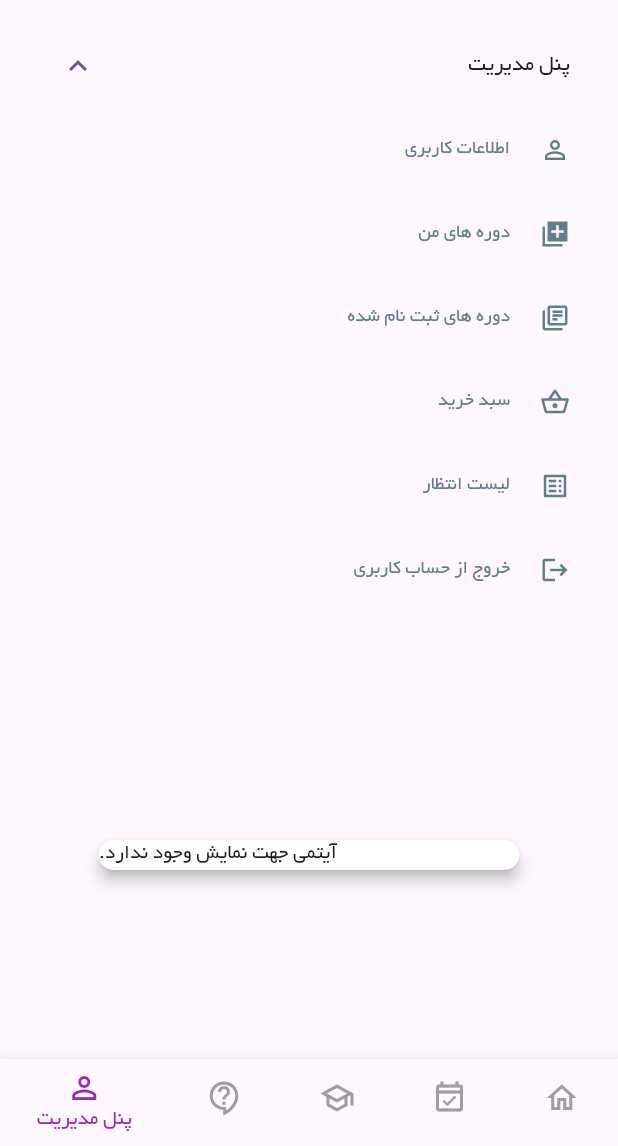
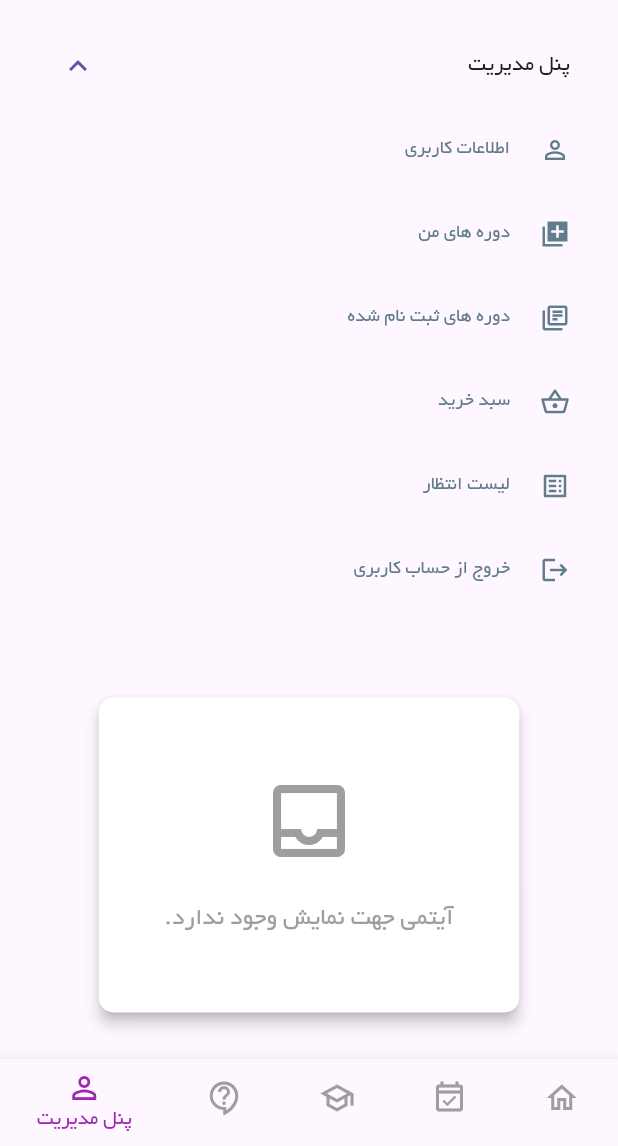
Before and after one commit to Poya403/conference_system, a Flutter app: the MainWrapper screen opened by its route, after a tap on "پنل مدیریت", after a tap on "دوره های من", after a tap on "دوره های ثبت نام شده", on a phone screen of 412 x 824 dp, the part 90-1236 px from its top. Run offline on Flutter 3.47's test engine with Material 3 defaults, Android fonts, the phone set to English and light mode, and no system bars; our stand-ins replace shamsi_date, supabase_flutter; missing offline and left inert: persian_datetime_picker, translator; accounts and stored records are empty; network calls fail.

Commit message:
new update: The user interface has been improved in some areas: profile edit page, product display pages (shopping cart, my course list, registered course list).

```diff
--- a/Front-End/lib/features/control_panel/control_screen.dart
+++ b/Front-End/lib/features/control_panel/control_screen.dart
@@ -6,6 +6,8 @@ import 'package:conference_system/features/control_panel/panels/shopping_basket.
 import 'package:conference_system/utils/app_texts.dart';
 import 'package:flutter/material.dart';
 import 'package:conference_system/server/services/auth_service.dart';
+import 'package:conference_system/server/services/profile_service.dart';
+import 'package:conference_system/models/user_profile.dart';
 
 class ControlScreen extends StatefulWidget {
   const ControlScreen({super.key});
@@ -16,10 +18,15 @@ class ControlScreen extends StatefulWidget {
 
 class _ControlScreenState extends State<ControlScreen> {
   late Widget currentPanel;
+  UserRole? currentUser;
+  bool isLoading = true;
+  final profileService = ProfileService();
+
   @override
   void initState() {
     super.initState();
     currentPanel = ProfileScreen(editButtonOnPressed: changePanel);
+    _loadUserRole();
   }
 
   void changePanel(int index) {
@@ -44,13 +51,39 @@ class _ControlScreenState extends State<ControlScreen> {
     });
   }
 
+  Future<void> _loadUserRole() async {
+    try {
+      final data = await profileService.getProfileInfo();
+      if (data.isNotEmpty) {
+        setState(() {
+          currentUser = UserRole(
+            fullName: data[0]['fullname'] ?? '',
+            role: data[0]['role'] ?? '',
+          );
+          isLoading = false;
+        });
+      }
+    } catch (e) {
+      print('Error loading profile: $e');
+    }
+  }
   @override
   Widget build(BuildContext context) {
     bool isDesktop = MediaQuery.of(context).size.width > 700;
     return Scaffold(
       body: isDesktop
-          ? Wide(currentPanel: currentPanel, onPanelChanged: changePanel)
-          : Narrow(currentPanel: currentPanel, onPanelChanged: changePanel),
+          ? Wide(
+              currentPanel: currentPanel,
+              onPanelChanged: changePanel,
+              currentUser: currentUser,
+              isLoading: isLoading,
+          )
+          : Narrow(
+              currentPanel: currentPanel,
+              onPanelChanged: changePanel,
+              currentUser: currentUser,
+              isLoading: isLoading,
+          ),
     );
   }
 }
@@ -60,13 +93,28 @@ class Wide extends StatelessWidget {
     super.key,
     required this.currentPanel,
     required this.onPanelChanged,
+    required this.isLoading,
+    this.currentUser,
   });
 
   final Widget currentPanel;
   final Function(int) onPanelChanged;
-
+  final UserRole? currentUser;
+  final bool isLoading;
   @override
   Widget build(BuildContext context) {
+    if (isLoading) {
+      return const Center(
+        child: CircularProgressIndicator(),
+      );
+    }
+
+    if (currentUser == null) {
+      return const Center(
+        child: Text('خطا در دریافت اطلاعات کاربر'),
+      );
+    }
+
     return Center(
       child: Padding(
         padding: const EdgeInsets.all(8.0),
@@ -106,12 +154,14 @@ class Wide extends StatelessWidget {
                         onPressed: () => onPanelChanged(0),
                       ),
                       SizedBox(height: 10),
+                      if(currentUser?.role == "admin")...[
                         FormButton(
                           title: AppTexts.myCourses,
                           icon: Icons.my_library_add_rounded,
                           onPressed: () => onPanelChanged(1),
                         ),
-                      SizedBox(height: 10),
+                      ],
+                      if(currentUser?.role == "user")...[
                         FormButton(
                           title: AppTexts.registeredCourses,
                           icon: Icons.my_library_books_outlined,
@@ -128,6 +178,7 @@ class Wide extends StatelessWidget {
                           title: AppTexts.waitingList,
                           icon: Icons.list_alt_outlined,
                         ),
+                      ],
                       SizedBox(height: 10),
                       FormButton(
                         title: AppTexts.logout,
@@ -162,10 +213,14 @@ class Narrow extends StatelessWidget {
     super.key,
     required this.currentPanel,
     required this.onPanelChanged,
+    required this.isLoading,
+    this.currentUser,
   });
 
   final Widget currentPanel;
   final Function(int) onPanelChanged;
+  final UserRole? currentUser;
+  final bool isLoading;
 
   @override
   Widget build(BuildContext context) {
--- a/Front-End/lib/features/control_panel/panels/my_courses_page.dart
+++ b/Front-End/lib/features/control_panel/panels/my_courses_page.dart
@@ -126,7 +126,25 @@ class _MyCoursesPageState extends State<MyCoursesPage> {
             } else if (snapshot.hasError) {
               return Text('Error: ${snapshot.error}');
             } else if (!snapshot.hasData || snapshot.data!.isEmpty) {
-              return Text(AppTexts.noData);
+              return Padding(
+                padding: const EdgeInsets.symmetric(vertical: 50),
+                child: Column(
+                  mainAxisAlignment: MainAxisAlignment.center,
+                  spacing: 5,
+                  children: [
+                    Icon(
+                      Icons.inbox_outlined,
+                      size: 64,
+                      color: Colors.grey,
+                    ),
+                    SizedBox(height: 12),
+                    Text(
+                      AppTexts.noData,
+                      style: TextStyle(color: Colors.grey,fontSize: 17),
+                    ),
+                  ],
+                ),
+              );
             } else {
               final myCourses = snapshot.data!;
 
--- a/Front-End/lib/features/control_panel/panels/registered_courses.dart
+++ b/Front-End/lib/features/control_panel/panels/registered_courses.dart
@@ -38,7 +38,25 @@ class _RegisteredCoursesState extends State<RegisteredCourses> {
               } else if (snapshot.hasError) {
                 return Text('Error: ${snapshot.error}');
               } else if (!snapshot.hasData || snapshot.data!.isEmpty) {
-                return Text(AppTexts.noData);
+                return Padding(
+                  padding: const EdgeInsets.symmetric(vertical: 50),
+                  child: Column(
+                    mainAxisAlignment: MainAxisAlignment.center,
+                    spacing: 5,
+                    children: [
+                      Icon(
+                        Icons.inbox_outlined,
+                        size: 64,
+                        color: Colors.grey,
+                      ),
+                      SizedBox(height: 12),
+                      Text(
+                        AppTexts.noData,
+                        style: TextStyle(color: Colors.grey,fontSize: 17),
+                      ),
+                    ],
+                  ),
+                );
               } else {
                 final myCourses = snapshot.data!;
 
```
Also changed, not shown: Front-End/lib/features/control_panel/panels/edit_form.dart (+8 -14 lines), Front-End/lib/features/control_panel/panels/shopping_basket.dart (+19 -1 lines). Lines whose indentation alone changed are shown as unchanged.
